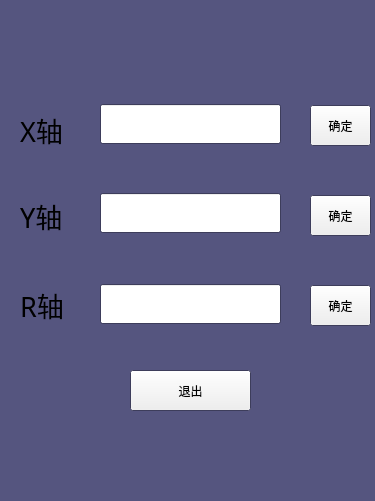
Qt form A66-app/manualadjustdate.ui (Tetraelc/A66_PRO) before a commit.
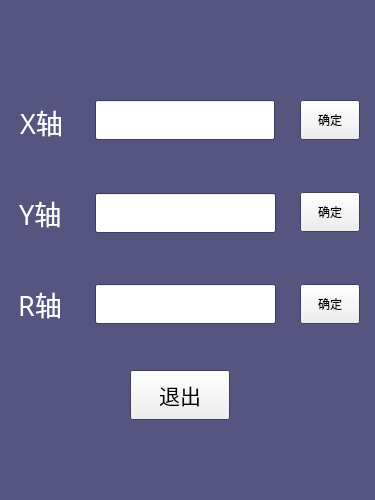
The same form after that commit. Icons and pictures are not drawn.

Diff of the .ui file:
```diff
--- a/A66-app/manualadjustdate.ui
+++ b/A66-app/manualadjustdate.ui
@@ -7,12 +7,21 @@
     <x>0</x>
     <y>0</y>
     <width>375</width>
-    <height>501</height>
+    <height>500</height>
    </rect>
   </property>
   <property name="palette">
    <palette>
     <active>
+     <colorrole role="WindowText">
+      <brush brushstyle="SolidPattern">
+       <color alpha="255">
+        <red>255</red>
+        <green>255</green>
+        <blue>255</blue>
+       </color>
+      </brush>
+     </colorrole>
      <colorrole role="Base">
       <brush brushstyle="SolidPattern">
        <color alpha="255">
@@ -33,6 +42,15 @@
      </colorrole>
     </active>
     <inactive>
+     <colorrole role="WindowText">
+      <brush brushstyle="SolidPattern">
+       <color alpha="255">
+        <red>255</red>
+        <green>255</green>
+        <blue>255</blue>
+       </color>
+      </brush>
+     </colorrole>
      <colorrole role="Base">
       <brush brushstyle="SolidPattern">
        <color alpha="255">
@@ -53,6 +71,15 @@
      </colorrole>
     </inactive>
     <disabled>
+     <colorrole role="WindowText">
+      <brush brushstyle="SolidPattern">
+       <color alpha="255">
+        <red>106</red>
+        <green>104</green>
+        <blue>100</blue>
+       </color>
+      </brush>
+     </colorrole>
      <colorrole role="Base">
       <brush brushstyle="SolidPattern">
        <color alpha="255">
@@ -80,7 +107,7 @@
   <widget class="QLineEdit" name="lineEdit_ManualR">
    <property name="geometry">
     <rect>
-     <x>100</x>
+     <x>95</x>
      <y>284</y>
      <width>181</width>
      <height>40</height>
@@ -96,9 +123,9 @@
   <widget class="QLineEdit" name="lineEdit_ManualX">
    <property name="geometry">
     <rect>
-     <x>100</x>
-     <y>104</y>
-     <width>181</width>
+     <x>95</x>
+     <y>100</y>
+     <width>180</width>
      <height>40</height>
     </rect>
    </property>
@@ -109,50 +136,11 @@
     <bool>false</bool>
    </property>
   </widget>
-  <widget class="QToolButton" name="toolButton">
-   <property name="geometry">
-    <rect>
-     <x>310</x>
-     <y>105</y>
-     <width>61</width>
-     <height>41</height>
-    </rect>
-   </property>
-   <property name="text">
-    <string>确定</string>
-   </property>
-  </widget>
-  <widget class="QToolButton" name="toolButton_3">
-   <property name="geometry">
-    <rect>
-     <x>310</x>
-     <y>285</y>
-     <width>61</width>
-     <height>41</height>
-    </rect>
-   </property>
-   <property name="text">
-    <string>确定</string>
-   </property>
-  </widget>
-  <widget class="QToolButton" name="toolButton_2">
-   <property name="geometry">
-    <rect>
-     <x>310</x>
-     <y>195</y>
-     <width>61</width>
-     <height>41</height>
-    </rect>
-   </property>
-   <property name="text">
-    <string>确定</string>
-   </property>
-  </widget>
   <widget class="QLabel" name="label_38">
    <property name="geometry">
     <rect>
      <x>20</x>
-     <y>114</y>
+     <y>106</y>
      <width>81</width>
      <height>31</height>
     </rect>
@@ -170,7 +158,7 @@
   <widget class="QLineEdit" name="lineEdit_ManualY">
    <property name="geometry">
     <rect>
-     <x>100</x>
+     <x>95</x>
      <y>193</y>
      <width>181</width>
      <height>40</height>
@@ -186,8 +174,8 @@
   <widget class="QLabel" name="label_37">
    <property name="geometry">
     <rect>
-     <x>20</x>
-     <y>284</y>
+     <x>18</x>
+     <y>283</y>
      <width>81</width>
      <height>41</height>
     </rect>
@@ -202,36 +190,227 @@
     <string>R轴</string>
    </property>
   </widget>
-  <widget class="QToolButton" name="toolButton_4">
+  <widget class="QLabel" name="label_39">
+   <property name="geometry">
+    <rect>
+     <x>19</x>
+     <y>197</y>
+     <width>81</width>
+     <height>31</height>
+    </rect>
+   </property>
+   <property name="font">
+    <font>
+     <family>文泉驿微米黑</family>
+     <pointsize>20</pointsize>
+    </font>
+   </property>
+   <property name="text">
+    <string>Y轴</string>
+   </property>
+  </widget>
+  <widget class="QPushButton" name="toolButton_4">
    <property name="geometry">
     <rect>
      <x>130</x>
      <y>370</y>
-     <width>121</width>
-     <height>41</height>
+     <width>100</width>
+     <height>50</height>
     </rect>
    </property>
+   <property name="sizePolicy">
+    <sizepolicy hsizetype="Minimum" vsizetype="Minimum">
+     <horstretch>0</horstretch>
+     <verstretch>0</verstretch>
+    </sizepolicy>
+   </property>
+   <property name="minimumSize">
+    <size>
+     <width>45</width>
+     <height>40</height>
+    </size>
+   </property>
+   <property name="font">
+    <font>
+     <pointsize>16</pointsize>
+    </font>
+   </property>
+   <property name="cursor">
+    <cursorShape>ArrowCursor</cursorShape>
+   </property>
+   <property name="focusPolicy">
+    <enum>Qt::NoFocus</enum>
+   </property>
    <property name="text">
     <string>退出</string>
    </property>
+   <property name="icon">
+    <iconset resource="A66-appsrc.qrc">
+     <normaloff>:/ICO/cancel.png</normaloff>:/ICO/cancel.png</iconset>
+   </property>
+   <property name="iconSize">
+    <size>
+     <width>36</width>
+     <height>36</height>
+    </size>
+   </property>
+   <property name="buttonValue" stdset="0">
+    <char>
+     <unicode>0</unicode>
+    </char>
+   </property>
   </widget>
-  <widget class="QLabel" name="label_39">
+  <widget class="QPushButton" name="toolButton">
    <property name="geometry">
     <rect>
-     <x>20</x>
-     <y>200</y>
-     <width>81</width>
-     <height>31</height>
+     <x>300</x>
+     <y>100</y>
+     <width>60</width>
+     <height>40</height>
     </rect>
    </property>
+   <property name="sizePolicy">
+    <sizepolicy hsizetype="Minimum" vsizetype="Minimum">
+     <horstretch>0</horstretch>
+     <verstretch>0</verstretch>
+    </sizepolicy>
+   </property>
+   <property name="minimumSize">
+    <size>
+     <width>45</width>
+     <height>40</height>
+    </size>
+   </property>
    <property name="font">
     <font>
-     <family>文泉驿微米黑</family>
-     <pointsize>20</pointsize>
+     <pointsize>9</pointsize>
     </font>
    </property>
+   <property name="cursor">
+    <cursorShape>ArrowCursor</cursorShape>
+   </property>
+   <property name="focusPolicy">
+    <enum>Qt::NoFocus</enum>
+   </property>
    <property name="text">
-    <string>Y轴</string>
+    <string>确定</string>
+   </property>
+   <property name="icon">
+    <iconset resource="A66-appsrc.qrc">
+     <normaloff>:/ICO/accept.png</normaloff>:/ICO/accept.png</iconset>
+   </property>
+   <property name="iconSize">
+    <size>
+     <width>24</width>
+     <height>24</height>
+    </size>
+   </property>
+   <property name="buttonValue" stdset="0">
+    <char>
+     <unicode>0</unicode>
+    </char>
+   </property>
+  </widget>
+  <widget class="QPushButton" name="toolButton_2">
+   <property name="geometry">
+    <rect>
+     <x>300</x>
+     <y>192</y>
+     <width>60</width>
+     <height>40</height>
+    </rect>
+   </property>
+   <property name="sizePolicy">
+    <sizepolicy hsizetype="Minimum" vsizetype="Minimum">
+     <horstretch>0</horstretch>
+     <verstretch>0</verstretch>
+    </sizepolicy>
+   </property>
+   <property name="minimumSize">
+    <size>
+     <width>45</width>
+     <height>40</height>
+    </size>
+   </property>
+   <property name="font">
+    <font>
+     <pointsize>9</pointsize>
+    </font>
+   </property>
+   <property name="cursor">
+    <cursorShape>ArrowCursor</cursorShape>
+   </property>
+   <property name="focusPolicy">
+    <enum>Qt::NoFocus</enum>
+   </property>
+   <property name="text">
+    <string>确定</string>
+   </property>
+   <property name="icon">
+    <iconset resource="A66-appsrc.qrc">
+     <normaloff>:/ICO/accept.png</normaloff>:/ICO/accept.png</iconset>
+   </property>
+   <property name="iconSize">
+    <size>
+     <width>24</width>
+     <height>24</height>
+    </size>
+   </property>
+   <property name="buttonValue" stdset="0">
+    <char>
+     <unicode>0</unicode>
+    </char>
+   </property>
+  </widget>
+  <widget class="QPushButton" name="toolButton_3">
+   <property name="geometry">
+    <rect>
+     <x>300</x>
+     <y>284</y>
+     <width>60</width>
+     <height>40</height>
+    </rect>
+   </property>
+   <property name="sizePolicy">
+    <sizepolicy hsizetype="Minimum" vsizetype="Minimum">
+     <horstretch>0</horstretch>
+     <verstretch>0</verstretch>
+    </sizepolicy>
+   </property>
+   <property name="minimumSize">
+    <size>
+     <width>45</width>
+     <height>40</height>
+    </size>
+   </property>
+   <property name="font">
+    <font>
+     <pointsize>9</pointsize>
+    </font>
+   </property>
+   <property name="cursor">
+    <cursorShape>ArrowCursor</cursorShape>
+   </property>
+   <property name="focusPolicy">
+    <enum>Qt::NoFocus</enum>
+   </property>
+   <property name="text">
+    <string>确定</string>
+   </property>
+   <property name="icon">
+    <iconset resource="A66-appsrc.qrc">
+     <normaloff>:/ICO/accept.png</normaloff>:/ICO/accept.png</iconset>
+   </property>
+   <property name="iconSize">
+    <size>
+     <width>24</width>
+     <height>24</height>
+    </size>
+   </property>
+   <property name="buttonValue" stdset="0">
+    <char>
+     <unicode>0</unicode>
+    </char>
    </property>
   </widget>
  </widget>
```
Left out of the diff: 10 changed lines with no effect on the pictures.
